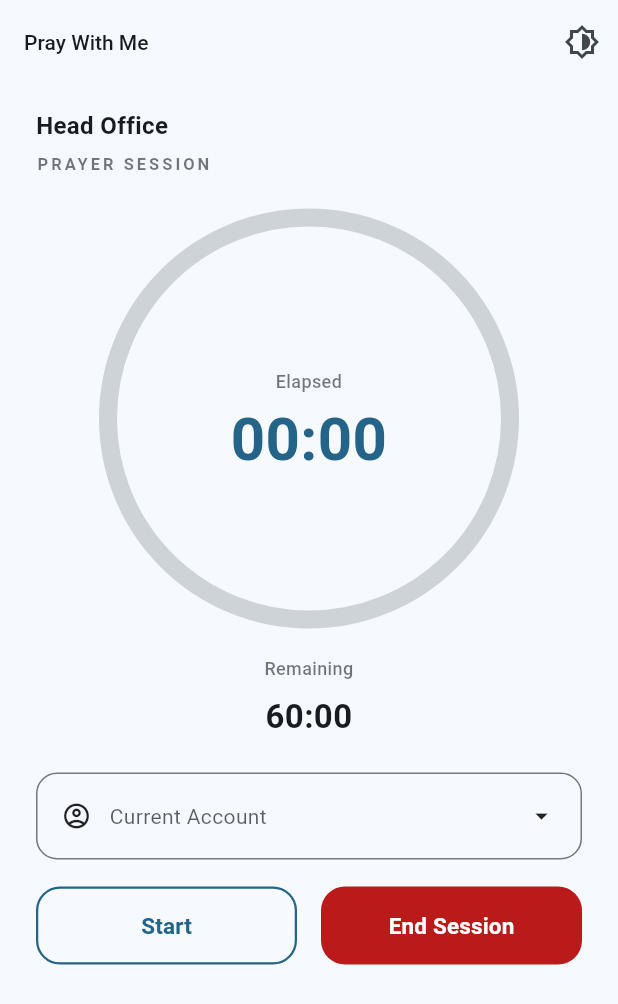
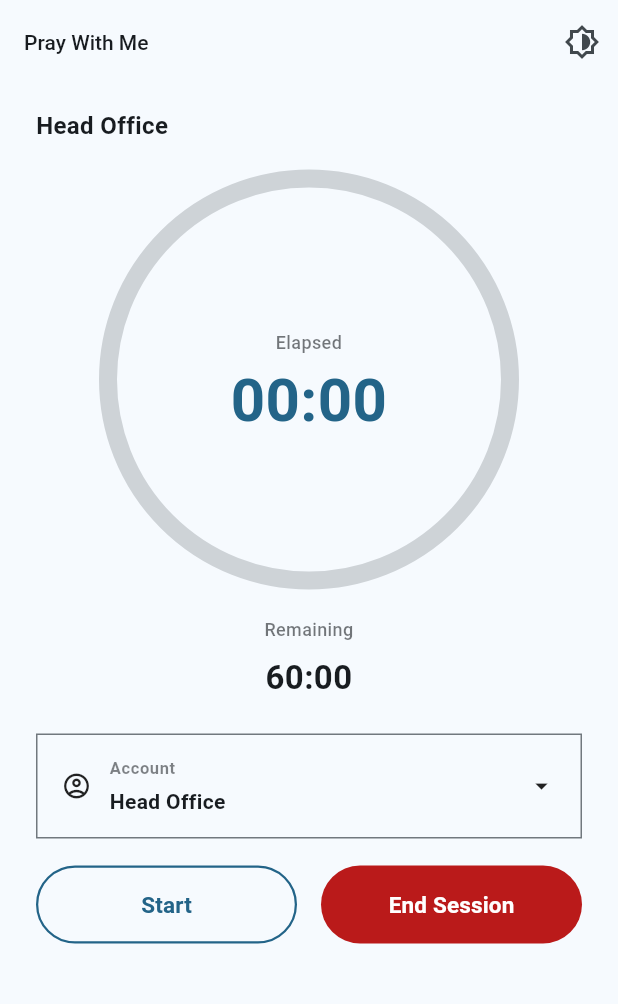
Before and after one commit to thisscribe000/PRAYER, a Flutter app: the PrayNowScreen screen opened by its route, on a phone screen of 412 x 824 dp. Shown: the top 1004 px of the screen. Run offline on Flutter 3.47's test engine with Material 3 defaults, Android fonts, the phone set to English and light mode, and no system bars; our stand-ins replace flutter_riverpod, go_router, hive, hive_flutter; accounts and stored records are empty.

Commit message:
UI: pill buttons, square account dropdown, account header + dropdown label, remove prayer session label

```diff
--- a/lib/features/session/presentation/pray_now_screen.dart
+++ b/lib/features/session/presentation/pray_now_screen.dart
@@ -14,8 +14,9 @@ class PrayNowScreen extends ConsumerWidget {
     final session = ref.watch(sessionProvider);
     final controller = ref.read(sessionProvider.notifier);
 
-    // ✅ TODO: replace this with your selected account name from state/provider
-    final accountName = "Head Office";
+    // ✅ TEMP (until you wire real accounts):
+    // This should come from the selected account/project state.
+    final selectedAccountName = "Head Office";
 
     const totalSession = Duration(minutes: 60);
     final elapsed = session.elapsed;
@@ -55,9 +56,9 @@ class PrayNowScreen extends ConsumerWidget {
         child: Column(
           crossAxisAlignment: CrossAxisAlignment.stretch,
           children: [
-            // ✅ #1 Account name header (bigger + left aligned)
+            // ✅ Top header = selected account name (bigger + left aligned)
             Text(
-              accountName,
+              selectedAccountName,
               textAlign: TextAlign.left,
               style: TextStyle(
                 fontSize: 16,
@@ -65,19 +66,8 @@ class PrayNowScreen extends ConsumerWidget {
                 color: theme.colorScheme.onSurface,
               ),
             ),
-            const SizedBox(height: 6),
-            Text(
-              "PRAYER SESSION",
-              textAlign: TextAlign.left,
-              style: TextStyle(
-                fontSize: 11,
-                letterSpacing: 2.0,
-                fontWeight: FontWeight.w600,
-                color: theme.colorScheme.onSurface.withAlpha(153),
-              ),
-            ),
 
-            const SizedBox(height: 22),
+            const SizedBox(height: 18),
 
             // Ring
             Center(
@@ -148,12 +138,12 @@ class PrayNowScreen extends ConsumerWidget {
 
             const SizedBox(height: 22),
 
-            // Account dropdown
+            // ✅ Dropdown: square edges + two-line (Account label + selected name)
             Container(
-              padding: const EdgeInsets.symmetric(horizontal: 16, vertical: 18),
+              padding: const EdgeInsets.symmetric(horizontal: 16, vertical: 14),
               decoration: BoxDecoration(
                 color: theme.colorScheme.surface,
-                borderRadius: BorderRadius.circular(14),
+                borderRadius: BorderRadius.circular(0), // ✅ square
                 border: Border.all(color: theme.dividerColor),
               ),
               child: Row(
@@ -161,12 +151,29 @@ class PrayNowScreen extends ConsumerWidget {
                   const Icon(Icons.account_circle_outlined, size: 20),
                   const SizedBox(width: 12),
                   Expanded(
-                    child: Text(
-                      "Current Account",
-                      style: TextStyle(
-                        fontSize: 14,
-                        color: theme.colorScheme.onSurface.withAlpha(178),
-                      ),
+                    child: Column(
+                      crossAxisAlignment: CrossAxisAlignment.start,
+                      mainAxisSize: MainAxisSize.min,
+                      children: [
+                        Text(
+                          "Account",
+                          style: TextStyle(
+                            fontSize: 11,
+                            fontWeight: FontWeight.w600,
+                            color: theme.colorScheme.onSurface.withAlpha(140),
+                            letterSpacing: 0.4,
+                          ),
+                        ),
+                        const SizedBox(height: 4),
+                        Text(
+                          selectedAccountName,
+                          style: TextStyle(
+                            fontSize: 14,
+                            fontWeight: FontWeight.w600,
+                            color: theme.colorScheme.onSurface,
+                          ),
+                        ),
+                      ],
                     ),
                   ),
                   const Icon(Icons.arrow_drop_down, size: 20),
@@ -174,19 +181,16 @@ class PrayNowScreen extends ConsumerWidget {
               ),
             ),
 
-            // ✅ #2 Match reference: tighter drop-down → buttons spacing
             const SizedBox(height: 18),
 
-            // Buttons
+            // ✅ Buttons: true pill (very round)
             Row(
               children: [
                 Expanded(
                   child: OutlinedButton(
                     style: OutlinedButton.styleFrom(
                       minimumSize: const Size.fromHeight(52),
-                      shape: RoundedRectangleBorder(
-                        borderRadius: BorderRadius.circular(16), // pill-ish
-                      ),
+                      shape: const StadiumBorder(), // ✅ pill
                       side: BorderSide(
                         color: theme.colorScheme.primary,
                         width: 1.5,
@@ -215,9 +219,7 @@ class PrayNowScreen extends ConsumerWidget {
                     style: FilledButton.styleFrom(
                       backgroundColor: theme.colorScheme.error,
                       minimumSize: const Size.fromHeight(52),
-                      shape: RoundedRectangleBorder(
-                        borderRadius: BorderRadius.circular(16), // pill-ish
-                      ),
+                      shape: const StadiumBorder(), // ✅ pill
                     ),
                     onPressed: controller.end,
                     child: const Text(
@@ -233,7 +235,6 @@ class PrayNowScreen extends ConsumerWidget {
             ),
 
             const Spacer(),
-
             const SizedBox(height: 18),
           ],
         ),
```
